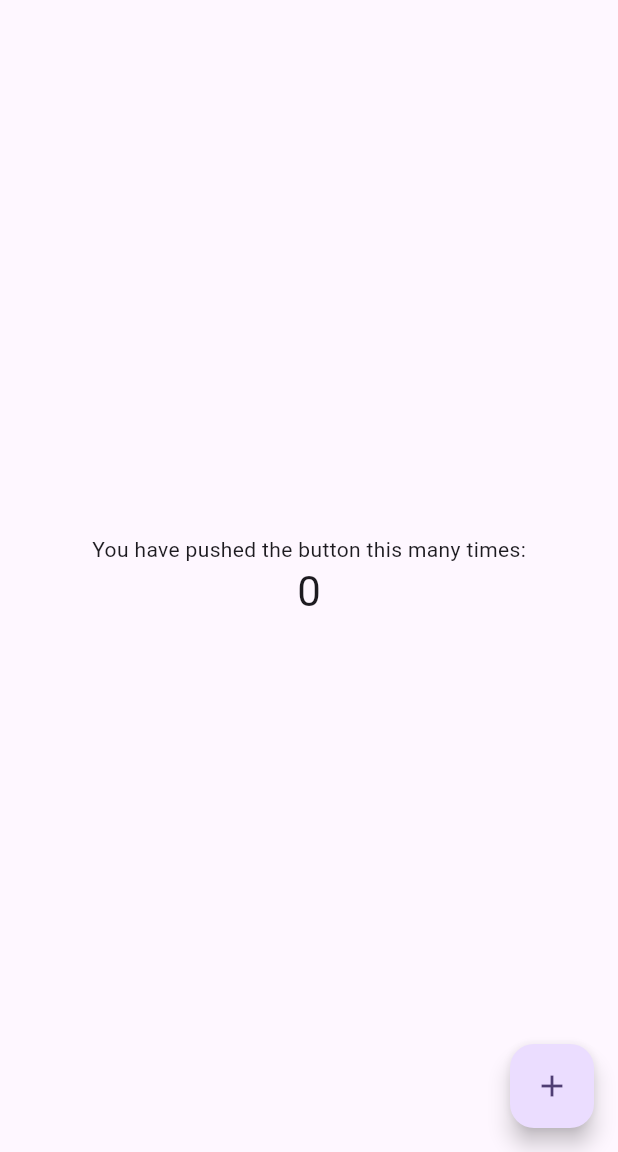
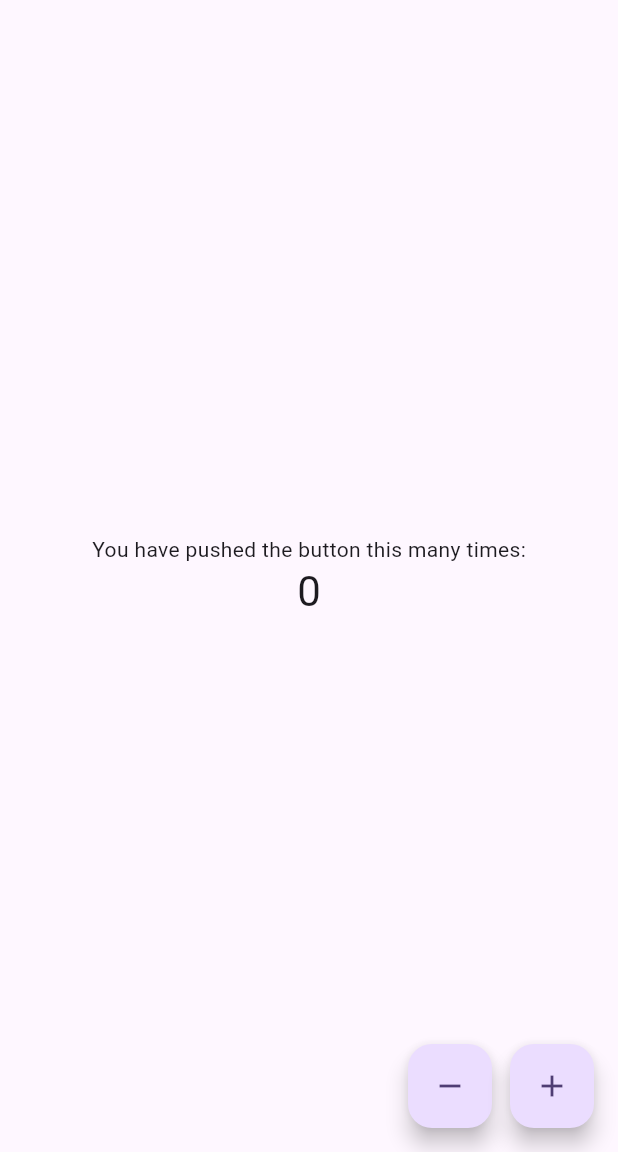
Before and after one commit to qayumXD/SecB-BCS-033, a Flutter app: the screen it shows after launch, on a phone screen of 412 x 824 dp, the part 84-1236 px from its top. Run offline on Flutter 3.47's test engine with Material 3 defaults, Android fonts, the phone set to English and light mode, and no system bars.

Commit message:
lab01 task complete

```diff
--- a/lab01/myapp/lib/main.dart
+++ b/lab01/myapp/lib/main.dart
@@ -67,6 +67,12 @@ class _MyHomePageState extends State<MyHomePage> {
     });
   }
 
+  void _decrementCounter() {
+    setState(() {
+      _counter--;
+    });
+  }
+
   @override
   Widget build(BuildContext context) {
     // This method is rerun every time setState is called, for instance as done
@@ -112,10 +118,21 @@ class _MyHomePageState extends State<MyHomePage> {
           ],
         ),
       ),
-      floatingActionButton: FloatingActionButton(
-        onPressed: _incrementCounter,
-        tooltip: 'Increment',
-        child: const Icon(Icons.add),
+      floatingActionButton: Row(
+        mainAxisSize: MainAxisSize.min,
+        children: [
+          FloatingActionButton(
+            onPressed: _decrementCounter,
+            tooltip: 'Decrement',
+            child: const Icon(Icons.remove),
+          ),
+          const SizedBox(width: 12),
+          FloatingActionButton(
+            onPressed: _incrementCounter,
+            tooltip: 'Increment',
+            child: const Icon(Icons.add),
+          ),
+        ],
       ),
     );
   }
```
Also changed, not shown: lab01/myapp/Screenshot 2026-02-21 155059.png (added).
